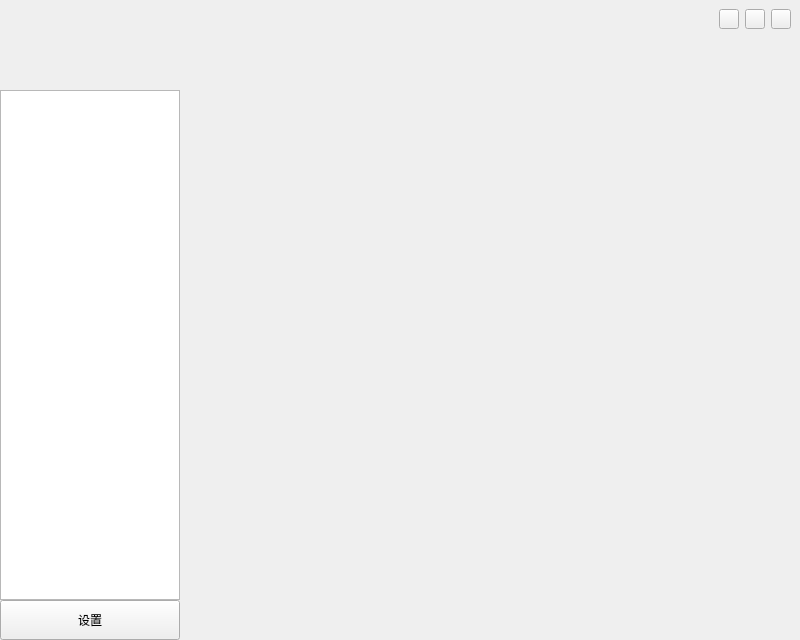
First picture: the form in widget.ui, repository LearnALittleMore/cyg-tool, before the edit.
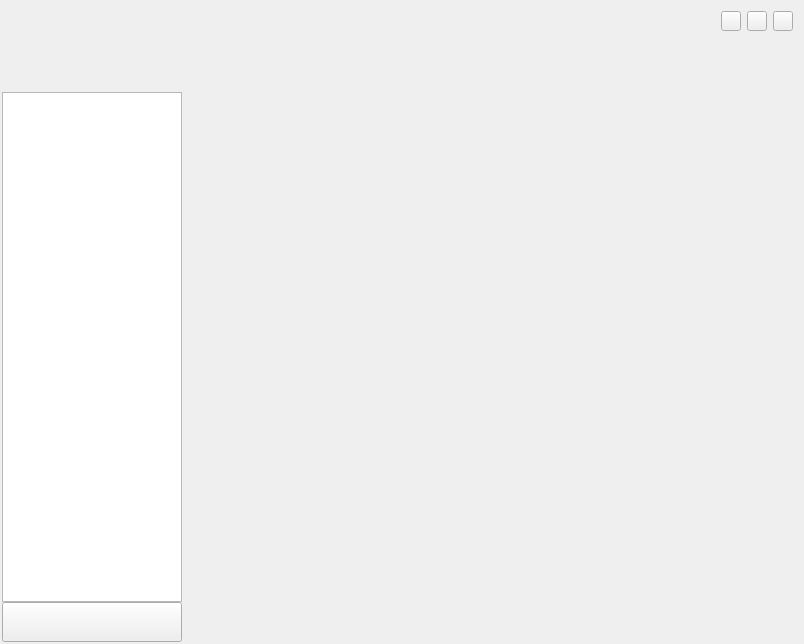
Second picture: the form after the edit.

```diff
--- a/widget.ui
+++ b/widget.ui
@@ -13,18 +13,24 @@
   <property name="windowTitle">
    <string>Widget</string>
   </property>
+  <property name="styleSheet">
+   <string notr="true"/>
+  </property>
+  <property name="windowFilePath">
+   <string/>
+  </property>
   <layout class="QGridLayout" name="gridLayout">
    <property name="leftMargin">
-    <number>0</number>
+    <number>2</number>
    </property>
    <property name="topMargin">
-    <number>0</number>
+    <number>2</number>
    </property>
    <property name="rightMargin">
-    <number>0</number>
+    <number>2</number>
    </property>
    <property name="bottomMargin">
-    <number>0</number>
+    <number>2</number>
    </property>
    <property name="spacing">
     <number>0</number>
@@ -351,7 +357,7 @@
          <string notr="true"/>
         </property>
         <property name="text">
-         <string>设置</string>
+         <string/>
         </property>
        </widget>
       </item>
```
Left out of the diff: 4 changed lines with no effect on the pictures.
